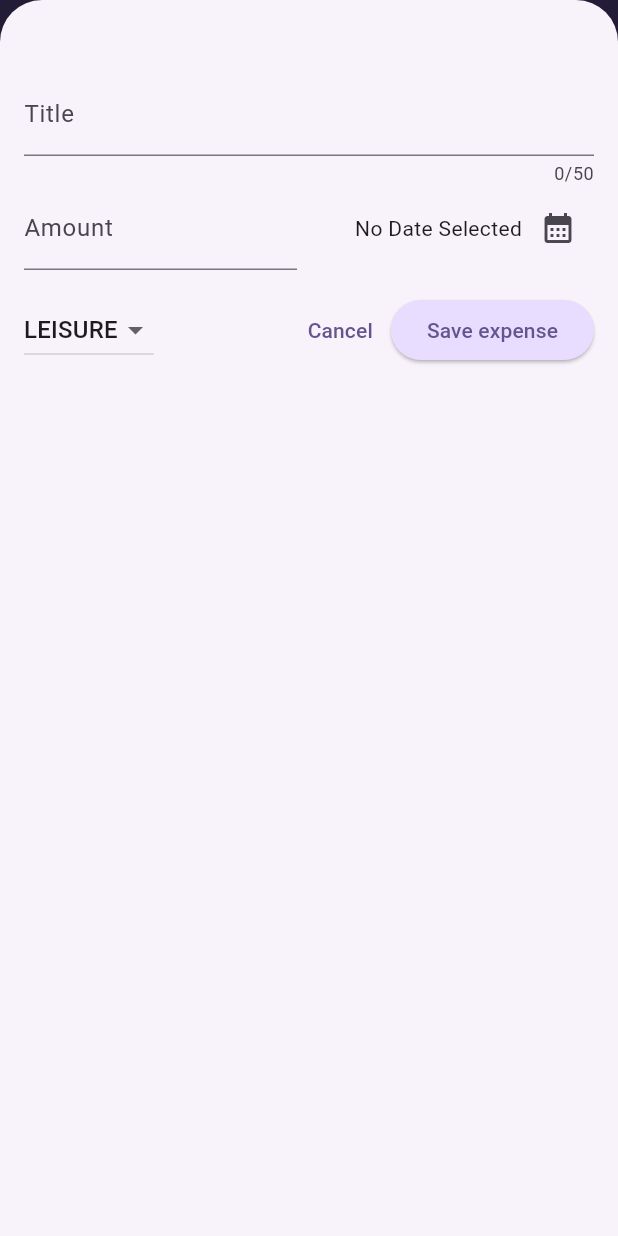
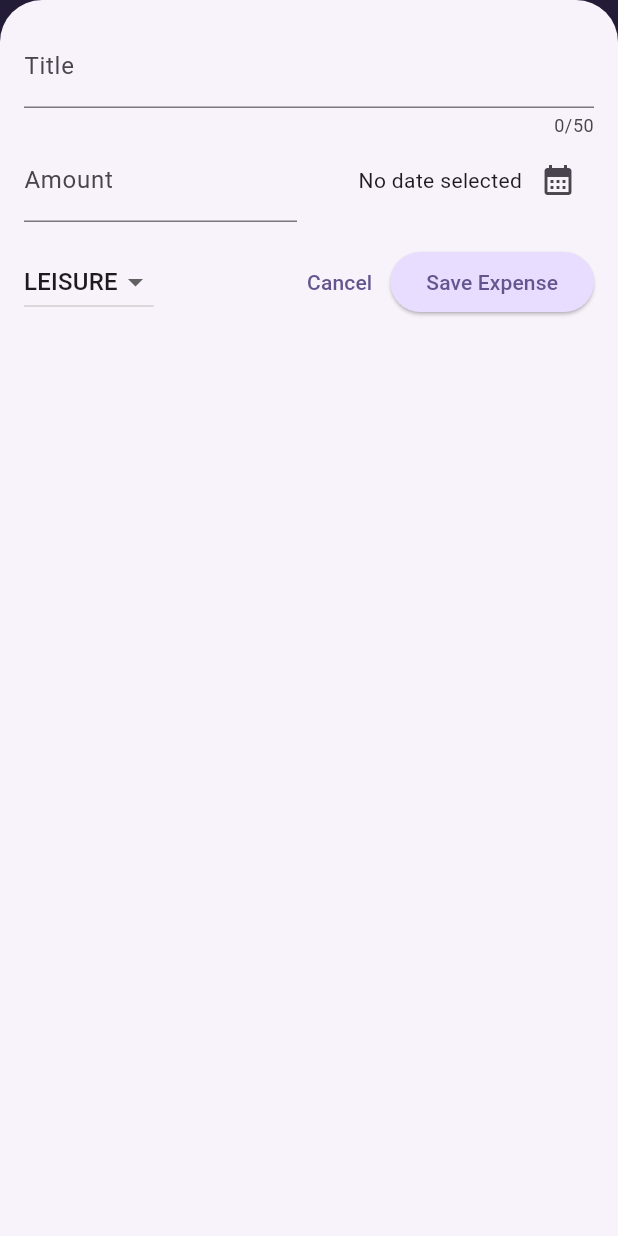
Before and after one commit to 12kishansingh/Expense_Tracker, a Flutter app: the screen it shows after launch, after a tap on the "add" icon, on a phone screen of 412 x 824 dp. Run offline on Flutter 3.47's test engine with Material 3 defaults, Android fonts, the phone set to English and light mode, and no system bars.

```diff
--- a/expense_tracker/lib/char.dart
+++ b/expense_tracker/lib/char.dart
@@ -38,7 +38,7 @@ class Chart extends StatelessWidget {
         vertical: 16,
         horizontal: 8,
       ),
-      width: double.infinity,
+      width: double.infinity,// takes as much width as much it gets
       height: 180,
       decoration: BoxDecoration(
         borderRadius: BorderRadius.circular(8),
--- a/expense_tracker/lib/expenses.dart
+++ b/expense_tracker/lib/expenses.dart
@@ -24,6 +24,7 @@ class _ExpensesState extends State<Expenses> {
   ];
   void _openAddExpenseOverlay() {
     showModalBottomSheet(
+      useSafeArea: true,// stay away from device features like camrera that will affect our ui
       // to make sure keyboard that opens up does not overlap
       isScrollControlled: true,
       context: context,
@@ -38,7 +39,7 @@ class _ExpensesState extends State<Expenses> {
   }
 
   void _removedExpense(Expense expense) {
-    final expenseIndex=_registeredExpenses.indexOf(expense);
+    final expenseIndex = _registeredExpenses.indexOf(expense);
     setState(() {
       _registeredExpenses.remove(expense);
     });
@@ -51,9 +52,9 @@ class _ExpensesState extends State<Expenses> {
         content: const Text('Expense Deleted!'),
         action: SnackBarAction(
           label: 'Undo',
-          onPressed: (){
+          onPressed: () {
             setState(() {
-              _registeredExpenses.insert(expenseIndex,expense);
+              _registeredExpenses.insert(expenseIndex, expense);
             });
           },
         ),
@@ -63,6 +64,8 @@ class _ExpensesState extends State<Expenses> {
 
   @override
   Widget build(BuildContext context) {
+    final width = MediaQuery.of(context).size.width;
+
     Widget mainContent = const Center(
       child: Text('No expense found!'),
     );
@@ -82,10 +85,22 @@ class _ExpensesState extends State<Expenses> {
           ),
         ],
       ),
-      body: Column(
+      body: width < 600
+          ? Column(
               children: [
                 //const Text('the chart'),
-          Chart(expenses:_registeredExpenses),
+                Chart(expenses: _registeredExpenses),
+                // Text('expense list'),
+                Expanded(
+                  child: mainContent,
+                ),
+              ],
+            )
+          : Row(
+              children: [
+                Expanded(
+                  child: Chart(expenses: _registeredExpenses),
+                ),
                 // Text('expense list'),
                 Expanded(
                   child: mainContent,
--- a/expense_tracker/lib/main.dart
+++ b/expense_tracker/lib/main.dart
@@ -1,6 +1,6 @@
 import 'package:flutter/material.dart';
 import 'package:expense_tracker/expenses.dart';
-
+//import 'package:flutter/services.dart';
 var kColorScheme = ColorScheme.fromSeed(
   seedColor: const Color.fromARGB(255, 96, 59, 181),
 );
@@ -11,7 +11,11 @@ var kDarkColorScheme = ColorScheme.fromSeed(
 );
 
 void main() {
-  runApp(
+  // WidgetsFlutterBinding.ensureInitialized();
+  // SystemChrome.setPreferredOrientations([
+  //   DeviceOrientation.portraitUp,
+  // ]).then((fn){
+runApp(
     MaterialApp(
       darkTheme: ThemeData.dark().copyWith(
         //useMaterial3: true,
@@ -19,7 +23,7 @@ void main() {
         cardTheme: const CardTheme().copyWith(
           color: kDarkColorScheme.secondaryContainer,
           margin: const EdgeInsets.symmetric(
-            horizontal: 16,
+            horizontal: 12,
             vertical: 8,
           ),
       ),
@@ -54,12 +58,14 @@ void main() {
               titleLarge: TextStyle(
                 fontWeight: FontWeight.bold,
                 color: kColorScheme.onSecondaryContainer,
-                fontSize: 17,
+                fontSize: 16,
               ),
             ),
       ),
       themeMode:ThemeMode.system,//default
       home: const Expenses(),
     ),
-  );
-}
+    );
+ // });
+
+  }
--- a/expense_tracker/lib/new_expense.dart
+++ b/expense_tracker/lib/new_expense.dart
@@ -1,9 +1,12 @@
 import 'package:flutter/material.dart';
 //import 'package:flutter/services.dart';
 import 'package:expense_tracker/expense.dart';
-
+//import 'package:flutter/services.dart';
+import 'dart:io';
+import 'package:flutter/cupertino.dart';
 class NewExpense extends StatefulWidget {
   const NewExpense({super.key, required this.onAddExpense});
+
   final void Function(Expense expense) onAddExpense;
 
   @override
@@ -13,8 +16,7 @@ class NewExpense extends StatefulWidget {
 }
 
 class _NewExpenseState extends State<NewExpense> {
-  final _titleController =
-      TextEditingController(); // flutter do all the storing thing and heavy lifting
+  final _titleController = TextEditingController();
   final _amountController = TextEditingController();
   DateTime? _selectedDate;
   Category _selectedCategory = Category.leisure;
@@ -22,32 +24,41 @@ class _NewExpenseState extends State<NewExpense> {
   void _presentDatePicker() async {
     final now = DateTime.now();
     final firstDate = DateTime(now.year - 1, now.month, now.day);
-
-    final pickedDAte = await showDatePicker(
+    final pickedDate = await showDatePicker(
       context: context,
       initialDate: now,
       firstDate: firstDate,
       lastDate: now,
-    ); // to store the future date we can use .then method before ; another methdo use async and await
+    );
     setState(() {
-      _selectedDate = pickedDAte;
+      _selectedDate = pickedDate;
     });
   }
 
-  void _submitExpenseData() {
-    final enteredAmount = double.tryParse(_amountController
-        .text); // tryParse('hell')=> null, tryparse('1.12,)=>1.12
-    final amountIsInvalid = enteredAmount == null || enteredAmount <= 0;
-    if (_titleController.text.trim().isEmpty ||
-        amountIsInvalid ||
-        _selectedDate == null) {
-      //show error message
+  void _showDialog() {
+    if (Platform.isIOS) {
+      showCupertinoDialog(
+          context: context,
+          builder: (ctx) => CupertinoAlertDialog(
+                title: const Text('Invalid input'),
+                content: const Text(
+                    'Please make sure a valid title, amount, date and category was entered.'),
+                actions: [
+                  TextButton(
+                    onPressed: () {
+                      Navigator.pop(ctx);
+                    },
+                    child: const Text('Okay'),
+                  ),
+                ],
+              ));
+    } else {
       showDialog(
         context: context,
         builder: (ctx) => AlertDialog(
-          title: const Text('Invalid Input'),
+          title: const Text('Invalid input'),
           content: const Text(
-              'Please make sure a valid date, amount and category was entered'),
+              'Please make sure a valid title, amount, date and category was entered.'),
           actions: [
             TextButton(
               onPressed: () {
@@ -58,8 +69,20 @@ class _NewExpenseState extends State<NewExpense> {
           ],
         ),
       );
+    }
+  }
+
+  void _submitExpenseData() {
+    final enteredAmount = double.tryParse(_amountController
+        .text); // tryParse('Hello') => null, tryParse('1.12') => 1.12
+    final amountIsInvalid = enteredAmount == null || enteredAmount <= 0;
+    if (_titleController.text.trim().isEmpty ||
+        amountIsInvalid ||
+        _selectedDate == null) {
+      _showDialog();
       return;
     }
+
     widget.onAddExpense(
       Expense(
         title: _titleController.text,
@@ -68,12 +91,11 @@ class _NewExpenseState extends State<NewExpense> {
         category: _selectedCategory,
       ),
     );
-    Navigator.pop(context);// after adding expense overlay closes auto
+    Navigator.pop(context);
   }
 
   @override
   void dispose() {
-    // when not needed delete from the memory
     _titleController.dispose();
     _amountController.dispose();
     super.dispose();
@@ -81,18 +103,96 @@ class _NewExpenseState extends State<NewExpense> {
 
   @override
   Widget build(BuildContext context) {
-    return Padding(
-      padding: const EdgeInsets.fromLTRB(16,48,16,16),
+    final keyboardSpace = MediaQuery.of(context).viewInsets.bottom;
+    return LayoutBuilder(builder: (ctx, constraints) {
+      final width = constraints.maxWidth;
+
+      return SizedBox(
+        height: double.infinity,
+        child: SingleChildScrollView(
+          child: Padding(
+            padding: EdgeInsets.fromLTRB(16, 16, 16, keyboardSpace + 16),
             child: Column(
               children: [
-          TextField(
-            // onChanged: _saveTitleInput,
+                if (width >= 600)
+                  Row(
+                    crossAxisAlignment: CrossAxisAlignment.start,
+                    children: [
+                      Expanded(
+                        child: TextField(
                           controller: _titleController,
                           maxLength: 50,
                           decoration: const InputDecoration(
                             label: Text('Title'),
                           ),
                         ),
+                      ),
+                      const SizedBox(width: 24),
+                      Expanded(
+                        child: TextField(
+                          controller: _amountController,
+                          keyboardType: TextInputType.number,
+                          decoration: const InputDecoration(
+                            prefixText: '\$ ',
+                            label: Text('Amount'),
+                          ),
+                        ),
+                      ),
+                    ],
+                  )
+                else
+                  TextField(
+                    controller: _titleController,
+                    maxLength: 50,
+                    decoration: const InputDecoration(
+                      label: Text('Title'),
+                    ),
+                  ),
+                if (width >= 600)
+                  Row(children: [
+                    DropdownButton(
+                      value: _selectedCategory,
+                      items: Category.values
+                          .map(
+                            (category) => DropdownMenuItem(
+                              value: category,
+                              child: Text(
+                                category.name.toUpperCase(),
+                              ),
+                            ),
+                          )
+                          .toList(),
+                      onChanged: (value) {
+                        if (value == null) {
+                          return;
+                        }
+                        setState(() {
+                          _selectedCategory = value;
+                        });
+                      },
+                    ),
+                    const SizedBox(width: 24),
+                    Expanded(
+                      child: Row(
+                        mainAxisAlignment: MainAxisAlignment.end,
+                        crossAxisAlignment: CrossAxisAlignment.center,
+                        children: [
+                          Text(
+                            _selectedDate == null
+                                ? 'No date selected'
+                                : formatter.format(_selectedDate!),
+                          ),
+                          IconButton(
+                            onPressed: _presentDatePicker,
+                            icon: const Icon(
+                              Icons.calendar_month,
+                            ),
+                          ),
+                        ],
+                      ),
+                    ),
+                  ])
+                else
                   Row(
                     children: [
                       Expanded(
@@ -105,7 +205,6 @@ class _NewExpenseState extends State<NewExpense> {
                           ),
                         ),
                       ),
-              // date unput
                       const SizedBox(width: 16),
                       Expanded(
                         child: Row(
@@ -114,9 +213,9 @@ class _NewExpenseState extends State<NewExpense> {
                           children: [
                             Text(
                               _selectedDate == null
-                          ? 'No Date Selected'
+                                  ? 'No date selected'
                                   : formatter.format(_selectedDate!),
-                    ), // with ! mark we tell dart it never be null
+                            ),
                             IconButton(
                               onPressed: _presentDatePicker,
                               icon: const Icon(
@@ -128,9 +227,22 @@ class _NewExpenseState extends State<NewExpense> {
                       ),
                     ],
                   ),
-          const SizedBox(
-            height: 16,
+                const SizedBox(height: 16),
+                if (width >= 600)
+                  Row(children: [
+                    const Spacer(),
+                    TextButton(
+                      onPressed: () {
+                        Navigator.pop(context);
+                      },
+                      child: const Text('Cancel'),
                     ),
+                    ElevatedButton(
+                      onPressed: _submitExpenseData,
+                      child: const Text('Save Expense'),
+                    ),
+                  ])
+                else
                   Row(
                     children: [
                       DropdownButton(
@@ -152,7 +264,8 @@ class _NewExpenseState extends State<NewExpense> {
                           setState(() {
                             _selectedCategory = value;
                           });
-                  }),
+                        },
+                      ),
                       const Spacer(),
                       TextButton(
                         onPressed: () {
@@ -161,14 +274,16 @@ class _NewExpenseState extends State<NewExpense> {
                         child: const Text('Cancel'),
                       ),
                       ElevatedButton(
-                onPressed:
-                  _submitExpenseData,
-                child: const Text('Save expense'),
+                        onPressed: _submitExpenseData,
+                        child: const Text('Save Expense'),
                       ),
                     ],
                   ),
               ],
             ),
+          ),
+        ),
       );
+    });
   }
 }
```
Lines whose indentation alone changed are shown as unchanged.
